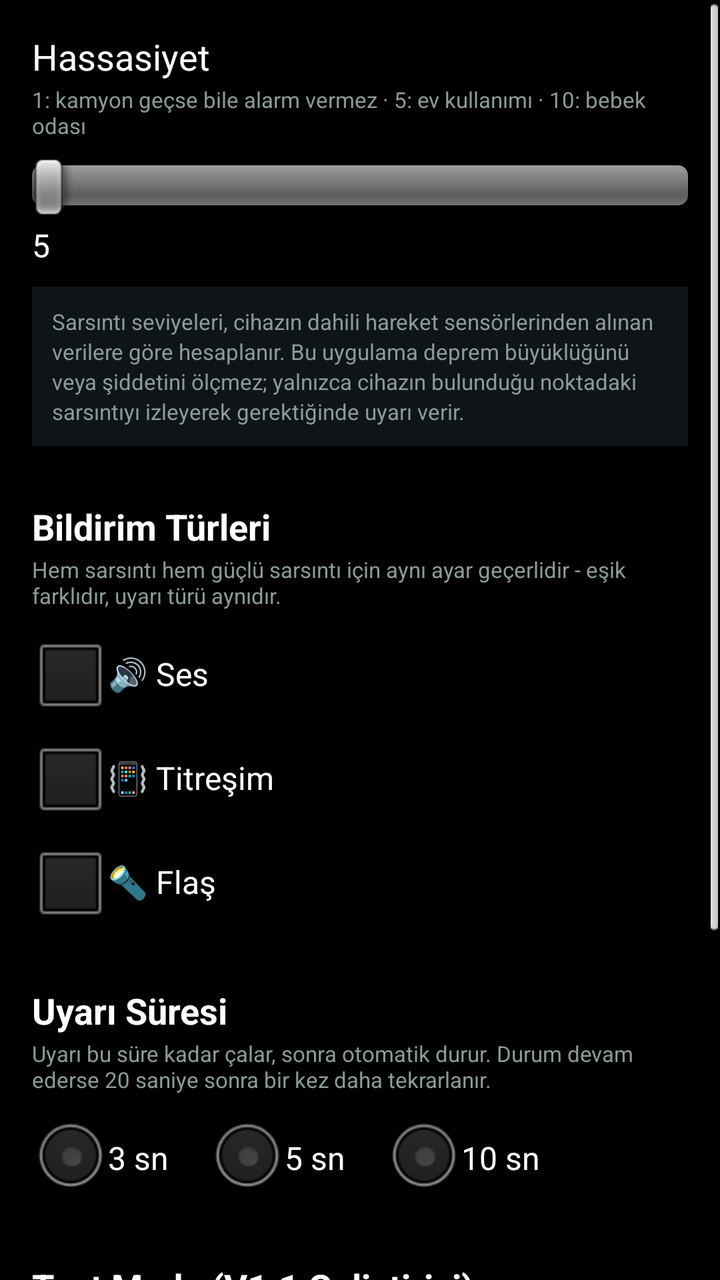
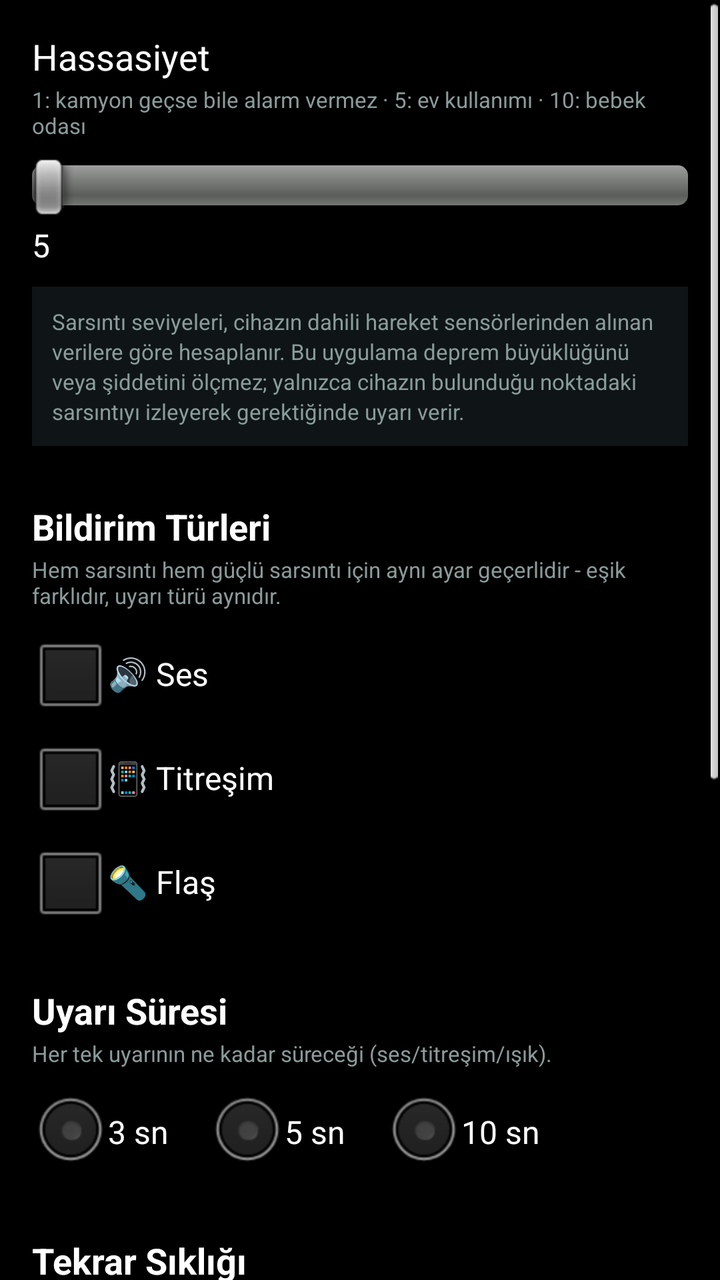

Two renders of the same Android screen: before a commit and after it. Below are the layout's source before the change and the commit's diff.
<!-- AndroidManifest.xml: application theme android:Theme.Black.NoTitleBar -->
<!-- res/layout/activity_settings.xml -->
<?xml version="1.0" encoding="utf-8"?>
<ScrollView xmlns:android="http://schemas.android.com/apk/res/android"
    android:layout_width="match_parent"
    android:layout_height="match_parent"
    android:background="#05070707">

    <LinearLayout
        android:layout_width="match_parent"
        android:layout_height="wrap_content"
        android:orientation="vertical"
        android:padding="16dp">

        <TextView
            android:layout_width="wrap_content"
            android:layout_height="wrap_content"
            android:text="Hassasiyet"
            android:textColor="#FFFFFF"
            android:textSize="18sp"/>

        <TextView
            android:layout_width="wrap_content"
            android:layout_height="wrap_content"
            android:text="1: kamyon geçse bile alarm vermez · 5: ev kullanımı · 10: bebek odası"
            android:textColor="#8A9C9A"
            android:textSize="11sp"
            android:layout_marginTop="2dp"/>

        <SeekBar
            android:id="@+id/seekSensitivity"
            android:layout_width="match_parent"
            android:layout_height="wrap_content"
            android:layout_marginTop="8dp"/>

        <TextView
            android:id="@+id/tvSensitivityValue"
            android:layout_width="wrap_content"
            android:layout_height="wrap_content"
            android:text="5"
            android:textColor="#FFFFFF"
            android:textSize="16sp"
            android:layout_marginTop="4dp"/>

        <TextView
            android:layout_width="wrap_content"
            android:layout_height="wrap_content"
            android:layout_marginTop="10dp"
            android:padding="10dp"
            android:background="#0F1517"
            android:text="Sarsıntı seviyeleri, cihazın dahili hareket sensörlerinden alınan verilere göre hesaplanır. Bu uygulama deprem büyüklüğünü veya şiddetini ölçmez; yalnızca cihazın bulunduğu noktadaki sarsıntıyı izleyerek gerektiğinde uyarı verir."
            android:textColor="#8A9C9A"
            android:textSize="11sp"
            android:lineSpacingExtra="2dp"/>

        <TextView
            android:layout_width="wrap_content"
            android:layout_height="wrap_content"
            android:text="Bildirim Türleri"
            android:textColor="#FFFFFF"
            android:textSize="18sp"
            android:textStyle="bold"
            android:layout_marginTop="28dp"/>

        <TextView
            android:layout_width="wrap_content"
            android:layout_height="wrap_content"
            android:text="Hem sarsıntı hem güçlü sarsıntı için aynı ayar geçerlidir - eşik farklıdır, uyarı türü aynıdır."
            android:textColor="#8A9C9A"
            android:textSize="11sp"
            android:layout_marginTop="2dp"/>

        <CheckBox
            android:id="@+id/cbSound"
            android:layout_width="wrap_content"
            android:layout_height="wrap_content"
            android:text="🔊 Ses"
            android:textColor="#FFFFFF"
            android:layout_marginTop="8dp"/>

        <CheckBox
            android:id="@+id/cbVib"
            android:layout_width="wrap_content"
            android:layout_height="wrap_content"
            android:text="📳 Titreşim"
            android:textColor="#FFFFFF"
            android:layout_marginTop="4dp"/>

        <CheckBox
            android:id="@+id/cbFlash"
            android:layout_width="wrap_content"
            android:layout_height="wrap_content"
            android:text="🔦 Flaş"
            android:textColor="#FFFFFF"
            android:layout_marginTop="4dp"/>

        <TextView
            android:layout_width="wrap_content"
            android:layout_height="wrap_content"
            android:text="Uyarı Süresi"
            android:textColor="#FFFFFF"
            android:textSize="18sp"
            android:textStyle="bold"
            android:layout_marginTop="28dp"/>

        <TextView
            android:layout_width="wrap_content"
            android:layout_height="wrap_content"
            android:text="Uyarı bu süre kadar çalar, sonra otomatik durur. Durum devam ederse 20 saniye sonra bir kez daha tekrarlanır."
            android:textColor="#8A9C9A"
            android:textSize="11sp"
            android:layout_marginTop="2dp"/>

        <RadioGroup
            android:id="@+id/durationGroup"
            android:layout_width="wrap_content"
            android:layout_height="wrap_content"
            android:orientation="horizontal"
            android:layout_marginTop="8dp">

            <RadioButton
                android:id="@+id/dur3"
                android:layout_width="wrap_content"
                android:layout_height="wrap_content"
                android:text="3 sn"
                android:textColor="#FFFFFF"
                android:layout_marginEnd="20dp"/>

            <RadioButton
                android:id="@+id/dur5"
                android:layout_width="wrap_content"
                android:layout_height="wrap_content"
                android:text="5 sn"
                android:textColor="#FFFFFF"
                android:layout_marginEnd="20dp"/>

            <RadioButton
                android:id="@+id/dur10"
                android:layout_width="wrap_content"
                android:layout_height="wrap_content"
                android:text="10 sn"
                android:textColor="#FFFFFF"/>

        </RadioGroup>

        <TextView
            android:layout_width="wrap_content"
            android:layout_height="wrap_content"
            android:text="Test Modu (V1.1 Geliştirici)"
            android:textColor="#FFFFFF"
            android:textSize="18sp"
            android:textStyle="bold"
            android:layout_marginTop="28dp"/>

        <TextView
            android:layout_width="wrap_content"
            android:layout_height="wrap_content"
            android:text="Deneysel ikinci bir algoritmayı (Z ekseni dahil) arka planda gölge olarak çalıştırıp karşılaştırır. Gerçek alarmı hiç etkilemez, sadece gözlem yapar. Kapalıyken hiç çalışmaz, pil harcamaz."
            android:textColor="#8A9C9A"
            android:textSize="11sp"
            android:layout_marginTop="2dp"/>

        <CheckBox
            android:id="@+id/cbTestMode"
            android:layout_width="wrap_content"
            android:layout_height="wrap_content"
            android:text="Test Modunu Aç"
            android:textColor="#FFFFFF"
            android:layout_marginTop="8dp"/>

        <Button
            android:id="@+id/btnSave"
            android:layout_width="match_parent"
            android:layout_height="wrap_content"
            android:text="AYARLARI KAYDET"
            android:backgroundTint="#22E88A"
            android:textColor="#000000"
            android:layout_marginTop="28dp"/>

        <Button
            android:id="@+id/btnBack"
            android:layout_width="wrap_content"
            android:layout_height="wrap_content"
            android:text="GERİ"
            android:background="@drawable/btn_outline"
            android:textColor="#DCE7E5"
            android:paddingLeft="24dp"
            android:paddingRight="24dp"
            android:layout_marginTop="12dp"/>

    </LinearLayout>
</ScrollView>
<!-- resources referenced by this layout -->
<resources>
  <!-- drawable btn_outline (drawable) -->
  <?xml version="1.0" encoding="utf-8"?>
  <shape xmlns:android="http://schemas.android.com/apk/res/android"
      android:shape="rectangle">
      <stroke android:width="1dp" android:color="#3A4A48"/>
      <corners android:radius="6dp"/>
      <solid android:color="@android:color/transparent"/>
  </shape>
</resources>

<!-- the commit's change to res/layout/activity_settings.xml (unified diff, before → after) -->
@@ -104,7 +104,7 @@
         <TextView
             android:layout_width="wrap_content"
             android:layout_height="wrap_content"
-            android:text="Uyarı bu süre kadar çalar, sonra otomatik durur. Durum devam ederse 20 saniye sonra bir kez daha tekrarlanır."
+            android:text="Her tek uyarının ne kadar süreceği (ses/titreşim/ışık)."
             android:textColor="#8A9C9A"
             android:textSize="11sp"
             android:layout_marginTop="2dp"/>
@@ -137,6 +137,55 @@
                 android:layout_width="wrap_content"
                 android:layout_height="wrap_content"
                 android:text="10 sn"
+                android:textColor="#FFFFFF"/>
+
+        </RadioGroup>
+
+        <TextView
+            android:layout_width="wrap_content"
+            android:layout_height="wrap_content"
+            android:text="Tekrar Sıklığı"
+            android:textColor="#FFFFFF"
+            android:textSize="18sp"
+            android:textStyle="bold"
+            android:layout_marginTop="28dp"/>
+
+        <TextView
+            android:layout_width="wrap_content"
+            android:layout_height="wrap_content"
+            android:text="Sarsıntı sarı veya kırmızıda devam ederse, bu süre aralığıyla uyarı tekrarlanır. Kırmızıya geçişte bu süreyi beklemeden hemen yeni uyarı verilir."
+            android:textColor="#8A9C9A"
+            android:textSize="11sp"
+            android:layout_marginTop="2dp"/>
+
+        <RadioGroup
+            android:id="@+id/repeatGroup"
+            android:layout_width="wrap_content"
+            android:layout_height="wrap_content"
+            android:orientation="horizontal"
+            android:layout_marginTop="8dp">
+
+            <RadioButton
+                android:id="@+id/repeatSik"
+                android:layout_width="wrap_content"
+                android:layout_height="wrap_content"
+                android:text="Sık (5sn)"
+                android:textColor="#FFFFFF"
+                android:layout_marginEnd="20dp"/>
+
+            <RadioButton
+                android:id="@+id/repeatOrta"
+                android:layout_width="wrap_content"
+                android:layout_height="wrap_content"
+                android:text="Orta (10sn)"
+                android:textColor="#FFFFFF"
+                android:layout_marginEnd="20dp"/>
+
+            <RadioButton
+                android:id="@+id/repeatSeyrek"
+                android:layout_width="wrap_content"
+                android:layout_height="wrap_content"
+                android:text="Seyrek (20sn)"
                 android:textColor="#FFFFFF"/>
 
         </RadioGroup>
